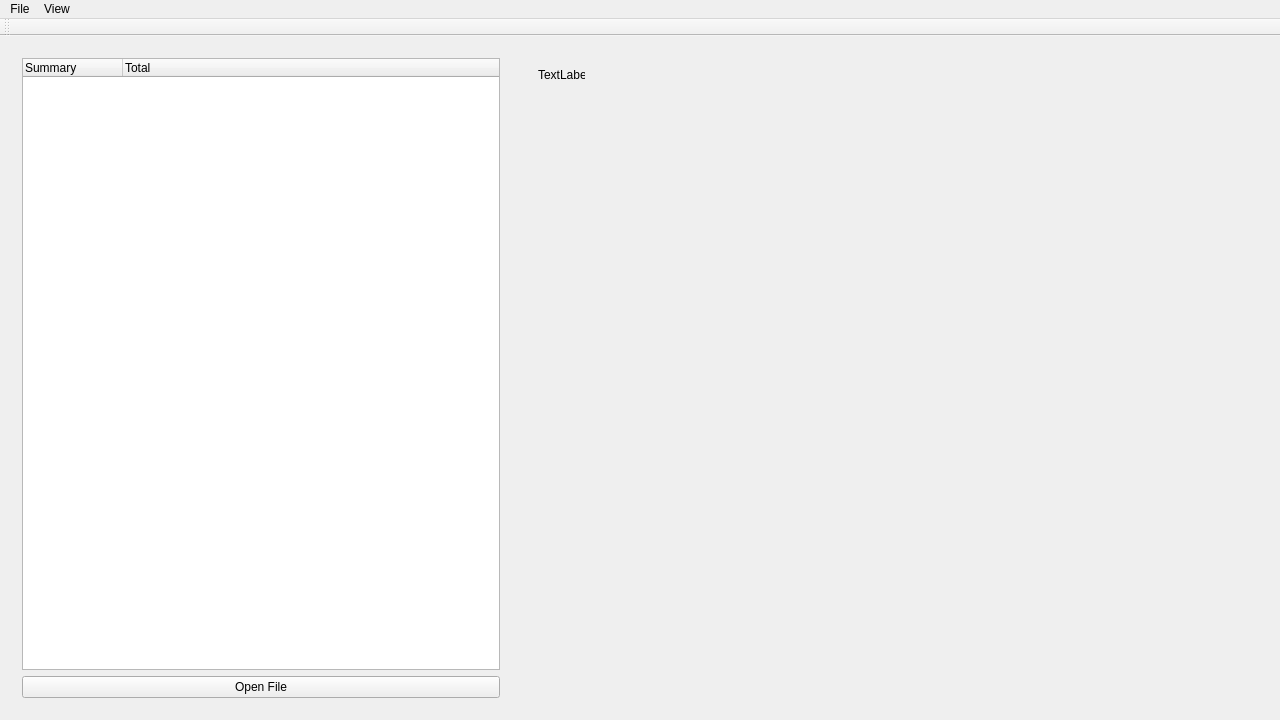
jpark651/Schulich-Dashboard-Project, file mainwindow.ui: the form before one commit.
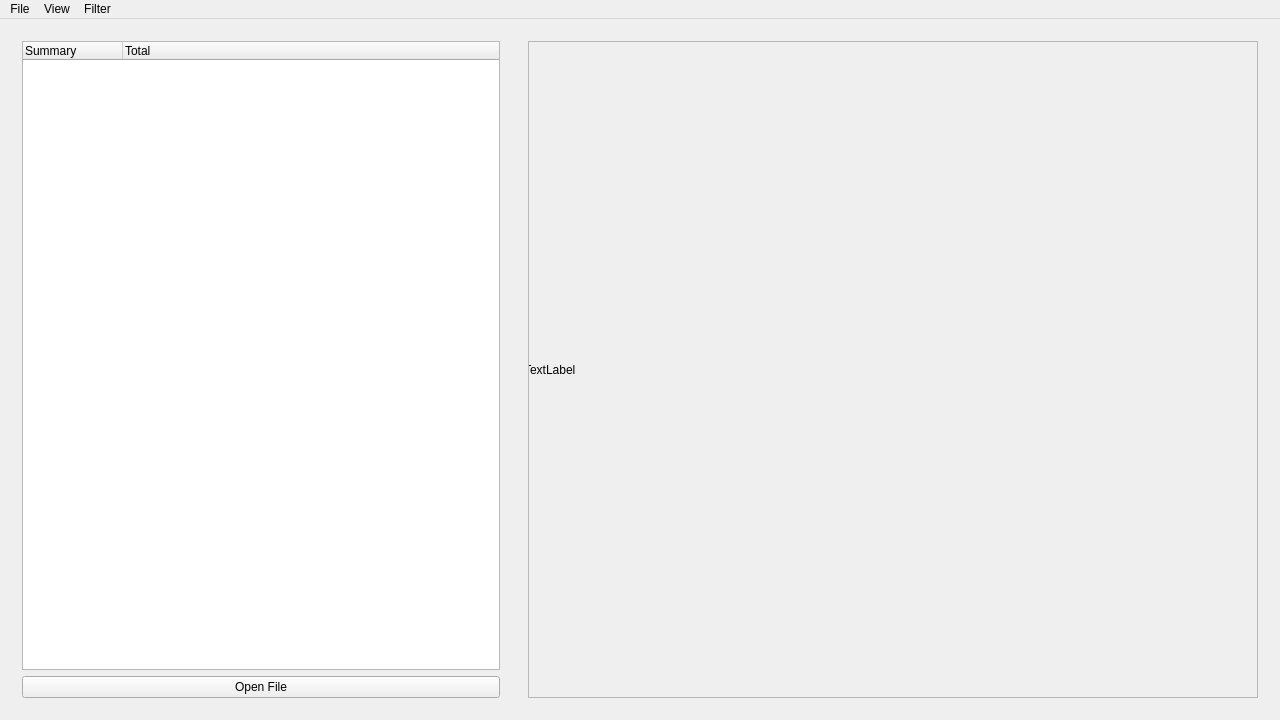
The form after the commit. Custom widgets are drawn as their Qt base class.

Commit message: Multiple filter options, for graphs and reports. UI improvements. Etc, etc.

The edit to the form file:
```diff
--- a/mainwindow.ui
+++ b/mainwindow.ui
@@ -95,15 +95,18 @@
       <layout class="QGridLayout" name="gridLayout">
        <item row="0" column="0">
         <layout class="QGridLayout" name="grid">
+         <property name="rightMargin">
+          <number>0</number>
+         </property>
          <item row="0" column="0">
           <widget class="QCustomPlot" name="graph" native="true">
            <widget class="QLabel" name="label">
             <property name="geometry">
              <rect>
-              <x>10</x>
-              <y>10</y>
-              <width>47</width>
-              <height>13</height>
+              <x>-4</x>
+              <y>-7</y>
+              <width>741</width>
+              <height>671</height>
              </rect>
             </property>
             <property name="text">
@@ -112,6 +115,16 @@
            </widget>
           </widget>
          </item>
+         <item row="0" column="0">
+          <widget class="QFrame" name="border">
+           <property name="frameShape">
+            <enum>QFrame::StyledPanel</enum>
+           </property>
+           <property name="frameShadow">
+            <enum>QFrame::Raised</enum>
+           </property>
+          </widget>
+         </item>
         </layout>
        </item>
       </layout>
@@ -125,7 +138,7 @@
      <x>0</x>
      <y>0</y>
      <width>1280</width>
-     <height>21</height>
+     <height>20</height>
     </rect>
    </property>
    <widget class="QMenu" name="menuFile">
@@ -143,17 +156,17 @@
      <string>View</string>
     </property>
     <addaction name="actionFullscreen"/>
+    <addaction name="actionExit_Fullscreen"/>
+   </widget>
+   <widget class="QMenu" name="menuFilter">
+    <property name="title">
+     <string>Filter</string>
+    </property>
+    <addaction name="actionSet_Year_Range"/>
    </widget>
    <addaction name="menuFile"/>
    <addaction name="menuView"/>
-  </widget>
-  <widget class="QToolBar" name="mainToolBar">
-   <attribute name="toolBarArea">
-    <enum>TopToolBarArea</enum>
-   </attribute>
-   <attribute name="toolBarBreak">
-    <bool>false</bool>
-   </attribute>
+   <addaction name="menuFilter"/>
   </widget>
   <action name="actionOpen">
    <property name="text">
```
Left out of the diff: 47 changed lines with no effect on the pictures. The commit also changes 21 other files.
